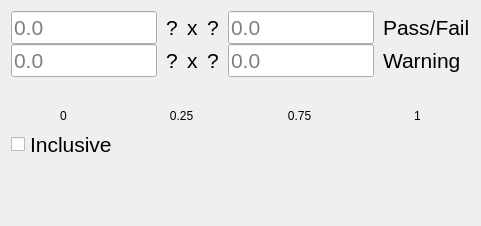
Old version of the form atef/ui/comp_range.ui in the repository pcdshub/atef.
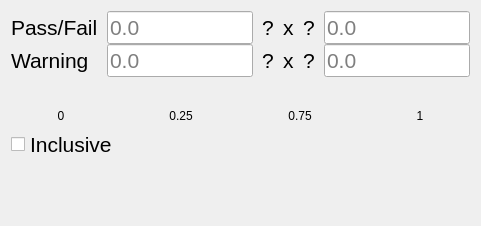
New version of the form. Custom widgets are drawn as their Qt base class.

Commit message: ENH: make the range widget and its visualization work

```diff
--- a/atef/ui/comp_range.ui
+++ b/atef/ui/comp_range.ui
@@ -24,7 +24,22 @@
        <property name="horizontalSpacing">
         <number>9</number>
        </property>
-       <item row="0" column="3">
+       <item row="1" column="1">
+        <widget class="QLineEdit" name="warn_low_edit">
+         <property name="font">
+          <font>
+           <pointsize>16</pointsize>
+          </font>
+         </property>
+         <property name="text">
+          <string/>
+         </property>
+         <property name="placeholderText">
+          <string>0.0</string>
+         </property>
+        </widget>
+       </item>
+       <item row="0" column="4">
         <widget class="QLabel" name="comp_symbol_label_2">
          <property name="font">
           <font>
@@ -36,19 +51,61 @@
          </property>
         </widget>
        </item>
-       <item row="0" column="1">
-        <widget class="QLabel" name="comp_symbol_label_1">
-         <property name="font">
-          <font>
-           <pointsize>16</pointsize>
-          </font>
-         </property>
-         <property name="text">
-          <string>?</string>
-         </property>
-        </widget>
-       </item>
        <item row="0" column="2">
+        <widget class="QLabel" name="comp_symbol_label_1">
+         <property name="font">
+          <font>
+           <pointsize>16</pointsize>
+          </font>
+         </property>
+         <property name="text">
+          <string>?</string>
+         </property>
+        </widget>
+       </item>
+       <item row="1" column="5">
+        <widget class="QLineEdit" name="warn_high_edit">
+         <property name="font">
+          <font>
+           <pointsize>16</pointsize>
+          </font>
+         </property>
+         <property name="text">
+          <string/>
+         </property>
+         <property name="placeholderText">
+          <string>0.0</string>
+         </property>
+        </widget>
+       </item>
+       <item row="1" column="3">
+        <widget class="QLabel" name="x_label_2">
+         <property name="font">
+          <font>
+           <pointsize>16</pointsize>
+          </font>
+         </property>
+         <property name="text">
+          <string>x</string>
+         </property>
+        </widget>
+       </item>
+       <item row="0" column="1">
+        <widget class="QLineEdit" name="low_edit">
+         <property name="font">
+          <font>
+           <pointsize>16</pointsize>
+          </font>
+         </property>
+         <property name="text">
+          <string/>
+         </property>
+         <property name="placeholderText">
+          <string>0.0</string>
+         </property>
+        </widget>
+       </item>
+       <item row="0" column="3">
         <widget class="QLabel" name="x_label_1">
          <property name="font">
           <font>
@@ -60,19 +117,7 @@
          </property>
         </widget>
        </item>
-       <item row="1" column="1">
-        <widget class="QLabel" name="comp_symbol_label_3">
-         <property name="font">
-          <font>
-           <pointsize>16</pointsize>
-          </font>
-         </property>
-         <property name="text">
-          <string>?</string>
-         </property>
-        </widget>
-       </item>
-       <item row="0" column="4">
+       <item row="0" column="5">
         <widget class="QLineEdit" name="high_edit">
          <property name="font">
           <font>
@@ -87,37 +132,7 @@
          </property>
         </widget>
        </item>
-       <item row="1" column="0">
-        <widget class="QLineEdit" name="warn_low_edit">
-         <property name="font">
-          <font>
-           <pointsize>16</pointsize>
-          </font>
-         </property>
-         <property name="text">
-          <string/>
-         </property>
-         <property name="placeholderText">
-          <string>0.0</string>
-         </property>
-        </widget>
-       </item>
        <item row="1" column="4">
-        <widget class="QLineEdit" name="warn_high_edit">
-         <property name="font">
-          <font>
-           <pointsize>16</pointsize>
-          </font>
-         </property>
-         <property name="text">
-          <string/>
-         </property>
-         <property name="placeholderText">
-          <string>0.0</string>
-         </property>
-        </widget>
-       </item>
-       <item row="1" column="3">
         <widget class="QLabel" name="comp_symbol_label_4">
          <property name="font">
           <font>
@@ -129,34 +144,19 @@
          </property>
         </widget>
        </item>
-       <item row="0" column="0">
-        <widget class="QLineEdit" name="low_edit">
-         <property name="font">
-          <font>
-           <pointsize>16</pointsize>
-          </font>
-         </property>
-         <property name="text">
-          <string/>
-         </property>
-         <property name="placeholderText">
-          <string>0.0</string>
-         </property>
-        </widget>
-       </item>
        <item row="1" column="2">
-        <widget class="QLabel" name="x_label_2">
+        <widget class="QLabel" name="comp_symbol_label_3">
          <property name="font">
           <font>
            <pointsize>16</pointsize>
           </font>
          </property>
          <property name="text">
-          <string>x</string>
+          <string>?</string>
          </property>
         </widget>
        </item>
-       <item row="0" column="5">
+       <item row="0" column="0">
         <widget class="QLabel" name="pass_fail_label">
          <property name="font">
           <font>
@@ -168,7 +168,7 @@
          </property>
         </widget>
        </item>
-       <item row="1" column="5">
+       <item row="1" column="0">
         <widget class="QLabel" name="warning_label">
          <property name="font">
           <font>
@@ -199,6 +199,9 @@
    </item>
    <item>
     <layout class="QGridLayout" name="gridLayout_2">
+     <property name="horizontalSpacing">
+      <number>0</number>
+     </property>
      <item row="1" column="3">
       <widget class="QLabel" name="warn_low_label">
        <property name="text">
```
Left out of the diff: 2 changed lines with no effect on the pictures. The commit also changes 1 other file.
